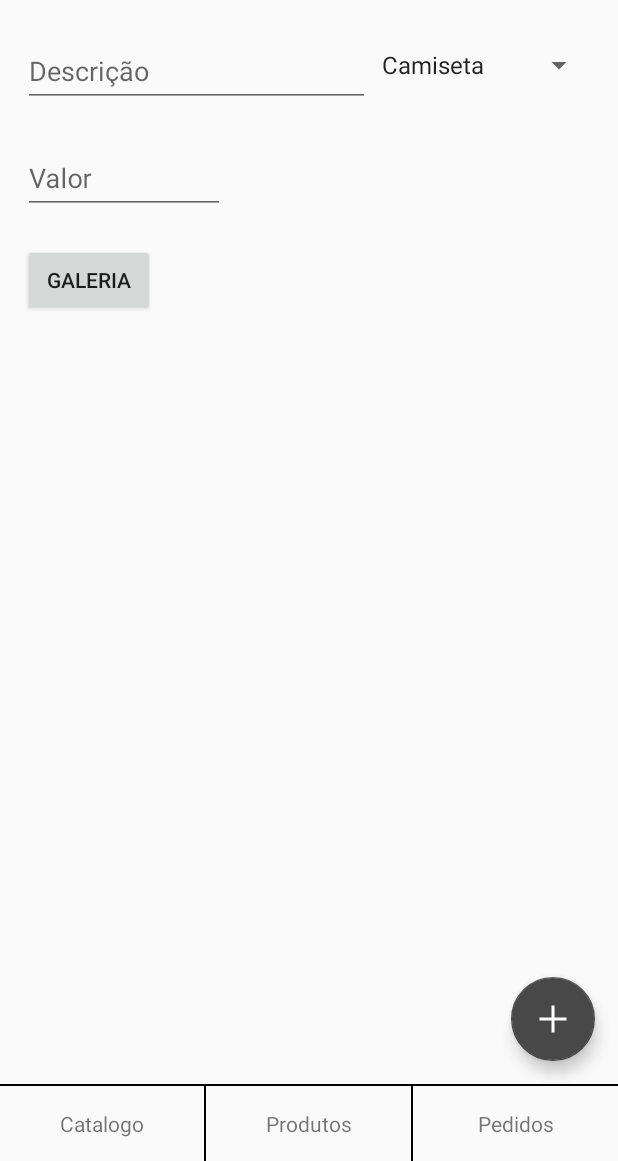
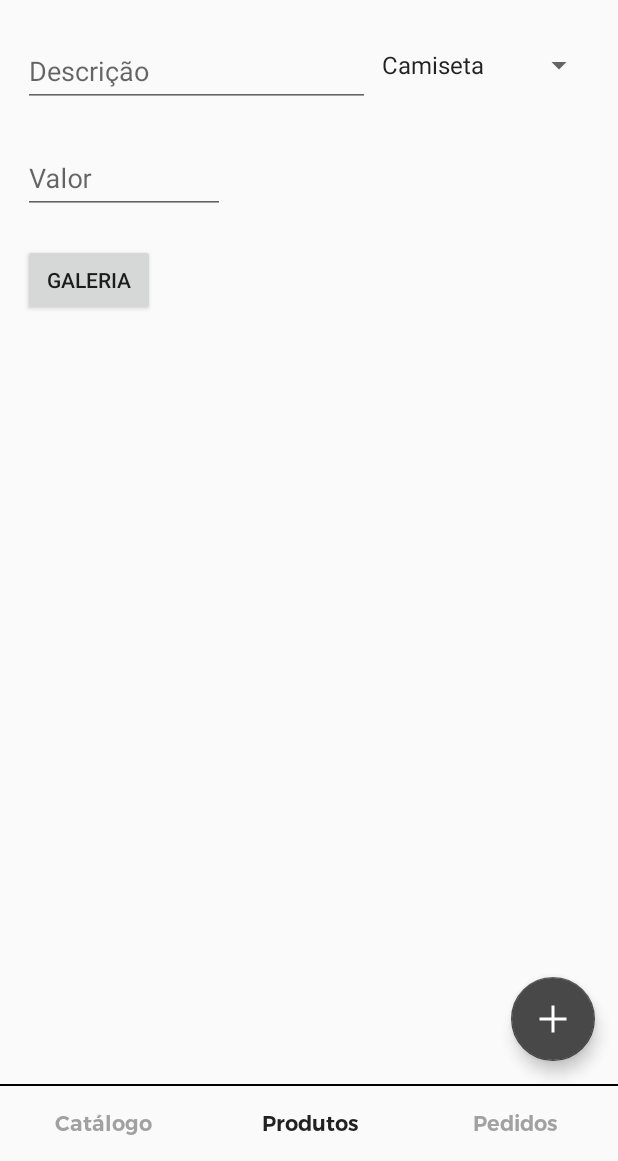
Before and after one commit to RFMachado/LojaReden-o, an Android app: the screen it shows after launch (MainActivity), after a tap on "Produtos", on a phone screen of 412 x 824 dp, the part 75-1236 px from its top. Run offline under Robolectric (Android 15) with nearby library versions, the phone set to English and light mode, and no system bars; our stand-ins replace Timber; libraries missing offline, so code that uses them is left out: com.esafirm.imagepicker, permissions.dispatcher; 6 statements that could not run were skipped.

Commit message:
Added font.

```diff
--- a/app/src/main/java/com/redencao/catalogo/catalogo/feature/catalog/domain/Product.kt
+++ b/app/src/main/java/com/redencao/catalogo/catalogo/feature/catalog/domain/Product.kt
@@ -2,9 +2,10 @@ package com.redencao.catalogo.catalogo.feature.catalog.domain
 
 data class Product (
     val id: Long,
-    val title: String,
-    val type: String,
+    val description: String,
+    val category: String,
     val size: String,
     val color: String,
+    val value: Double,
     val images: List<String>
 )
--- a/app/src/main/java/com/redencao/catalogo/catalogo/feature/catalog/repository/mapper/CatalogMapper.kt
+++ b/app/src/main/java/com/redencao/catalogo/catalogo/feature/catalog/repository/mapper/CatalogMapper.kt
@@ -8,10 +8,11 @@ object CatalogMapper {
 
     fun map(productData: ProductData) = Product(
         id =  productData.id,
-        title = productData.title,
-        type = productData.type,
+        description = productData.description,
+        category = productData.category,
         size =  productData.size,
         color = productData.color,
+        value = productData.value,
         images = productData.images
     )
 
--- a/app/src/main/java/com/redencao/catalogo/catalogo/feature/catalog/ui/CatalogAdapter.kt
+++ b/app/src/main/java/com/redencao/catalogo/catalogo/feature/catalog/ui/CatalogAdapter.kt
@@ -17,8 +17,10 @@ class CatalogAdapter constructor(items: List<Product>):
     override fun onBindViewHolder(holder: ViewHolder, position: Int): Unit = with(holder.itemView) {
         val product = products[position]
 
-        txtTitle.text = product.title
-        txtType.text = product.type
+        txtDescription.text = product.description
+        txtCategory.text = product.category
+
+        txtValue.text = context.getString(R.string.product_value, product.value)
 
         Glide.with(context)
             .load(product.images.firstOrNull())
--- a/app/src/main/java/com/redencao/catalogo/catalogo/feature/database/model/ProductData.kt
+++ b/app/src/main/java/com/redencao/catalogo/catalogo/feature/database/model/ProductData.kt
@@ -2,14 +2,14 @@ package com.redencao.catalogo.catalogo.feature.database.model
 
 import android.arch.persistence.room.Entity
 import android.arch.persistence.room.PrimaryKey
-import android.net.Uri
 
 @Entity(tableName = "product")
 data class ProductData(
     @PrimaryKey(autoGenerate = true) val id: Long = 0,
-    var title: String,
-    var type: String,
+    var description: String,
+    var category: String,
     var size: String,
     var color: String,
+    val value: Double,
     val images: List<String>
 )
--- a/app/src/main/java/com/redencao/catalogo/catalogo/feature/main/ui/MainActivity.kt
+++ b/app/src/main/java/com/redencao/catalogo/catalogo/feature/main/ui/MainActivity.kt
@@ -10,6 +10,9 @@ import kotlinx.android.synthetic.main.activity_main.*
 
 class MainActivity : AppCompatActivity(), MainListener {
 
+    val colorEnable by lazy { resources.getColor(R.color.colorPrimaryDark) }
+    val colorDisable by lazy { resources.getColor(R.color.gray) }
+
     companion object {
         fun launchIntent(context: Context) = Intent(context, MainActivity::class.java)
     }
@@ -20,6 +23,7 @@ class MainActivity : AppCompatActivity(), MainListener {
 
         if (savedInstanceState == null) {
             containerView.setCurrentFragment(0)
+            setCurrentTab(0)
         }
 
         bindListener()
@@ -30,6 +34,10 @@ class MainActivity : AppCompatActivity(), MainListener {
             btnAction.setOnClickListener {
                 gotoTab(index)
             }
+        }
+
+        containerView.setOnChangeListener {
+            setCurrentTab(it)
         }
     }
 
@@ -43,6 +51,12 @@ class MainActivity : AppCompatActivity(), MainListener {
         containerView.setCurrentFragment(position)
     }
 
+    private fun setCurrentTab(position: Int) {
+        btnCatalog.setTextColor(if (position == 0) colorEnable else colorDisable)
+        btnProduct.setTextColor(if (position == 1) colorEnable else colorDisable)
+        btnOrder.setTextColor(if (position == 2) colorEnable else colorDisable)
+    }
+
     override fun openFragment(fragment: Fragment?) {
         val containerFragment = containerView.currentFragment
 
--- a/app/src/main/java/com/redencao/catalogo/catalogo/feature/product/ui/ProductFragment.kt
+++ b/app/src/main/java/com/redencao/catalogo/catalogo/feature/product/ui/ProductFragment.kt
@@ -59,6 +59,7 @@ class ProductFragment: BaseFragment() {
                     "camisa",
                     "GG",
                     "azul",
+                    49.90,
                     imagesFromGallery
                 )
             )
--- a/app/src/main/res/layout/activity_main.xml
+++ b/app/src/main/res/layout/activity_main.xml
@@ -27,31 +27,29 @@
                 android:layout_width="0dp"
                 android:layout_height="match_parent"
                 android:layout_weight="1"
-                  android:text="Catalogo"
+                android:textColor="@color/gray"
+                android:text="@string/catalog"
+                style="@style/trueno.semibold"
                 android:gravity="center"/>
-
-        <View android:layout_width="1dp"
-              android:layout_height="match_parent"
-              android:background="@color/colorPrimary"/>
 
         <TextView
                 android:id="@+id/btnProduct"
                 android:layout_width="0dp"
                 android:layout_height="match_parent"
                 android:layout_weight="1"
-                  android:text="Produtos"
+                android:text="@string/product"
+                android:textColor="@color/gray"
+                style="@style/trueno.semibold"
                 android:gravity="center"/>
-
-        <View android:layout_width="1dp"
-              android:layout_height="match_parent"
-              android:background="@color/colorPrimary"/>
 
         <TextView
                 android:id="@+id/btnOrder"
                 android:layout_width="0dp"
                 android:layout_height="match_parent"
                 android:layout_weight="1"
-                  android:text="Pedidos"
+                android:textColor="@color/gray"
+                android:text="@string/order"
+                style="@style/trueno.semibold"
                 android:gravity="center"/>
 
     </LinearLayout>
--- a/app/src/main/res/values/colors.xml
+++ b/app/src/main/res/values/colors.xml
@@ -3,4 +3,6 @@
     <color name="colorPrimary">#000000</color>
     <color name="colorPrimaryDark">#212121</color>
     <color name="colorAccent">#484848</color>
+
+    <color name="gray">#a1a1a1</color>
 </resources>
--- a/app/src/main/res/values/strings.xml
+++ b/app/src/main/res/values/strings.xml
@@ -7,8 +7,13 @@
     <string name="category">Categoria</string>
     <string name="value">Valor</string>
     <string name="gallery">Galeria</string>
+    <string name="catalog">Catálogo</string>
+    <string name="product">Produtos</string>
+    <string name="order">Pedidos</string>
 
     <string name="data_ok">Produto adicionado com sucesso!</string>
+
+    <string name="product_value">R$ %1$.2f</string>
 
     <string-array name="product_type">
         <item>Camiseta</item>
--- a/app/src/main/res/values/styles.xml
+++ b/app/src/main/res/values/styles.xml
@@ -15,4 +15,20 @@
     <style name="AppTheme.AppBarOverlay" parent="ThemeOverlay.AppCompat.Dark.ActionBar"/>
     <style name="AppTheme.PopupOverlay" parent="ThemeOverlay.AppCompat.Light"/>
 
+    <style name="trueno.regular" parent="TextAppearance.AppCompat">
+            <item name="android:fontFamily">@font/truenoregular</item>
+    </style>
+
+    <style name="trueno.light" parent="TextAppearance.AppCompat">
+        <item name="android:fontFamily">@font/truenolight</item>
+    </style>
+
+    <style name="trueno.bold" parent="TextAppearance.AppCompat">
+        <item name="android:fontFamily">@font/truenobold</item>
+    </style>
+
+    <style name="trueno.semibold" parent="TextAppearance.AppCompat">
+        <item name="android:fontFamily">@font/truenosemibold</item>
+    </style>
+
 </resources>
```
Also changed, not shown: app/src/main/res/layout/item_adapter_product.xml (+17 -7 lines), app/src/main/res/font/truenobold.otf (added), app/src/main/res/font/truenolight.otf (added), app/src/main/res/font/truenoregular.otf (added), app/src/main/res/font/truenosemibold.otf (added). Lines whose indentation alone changed are shown as unchanged.
